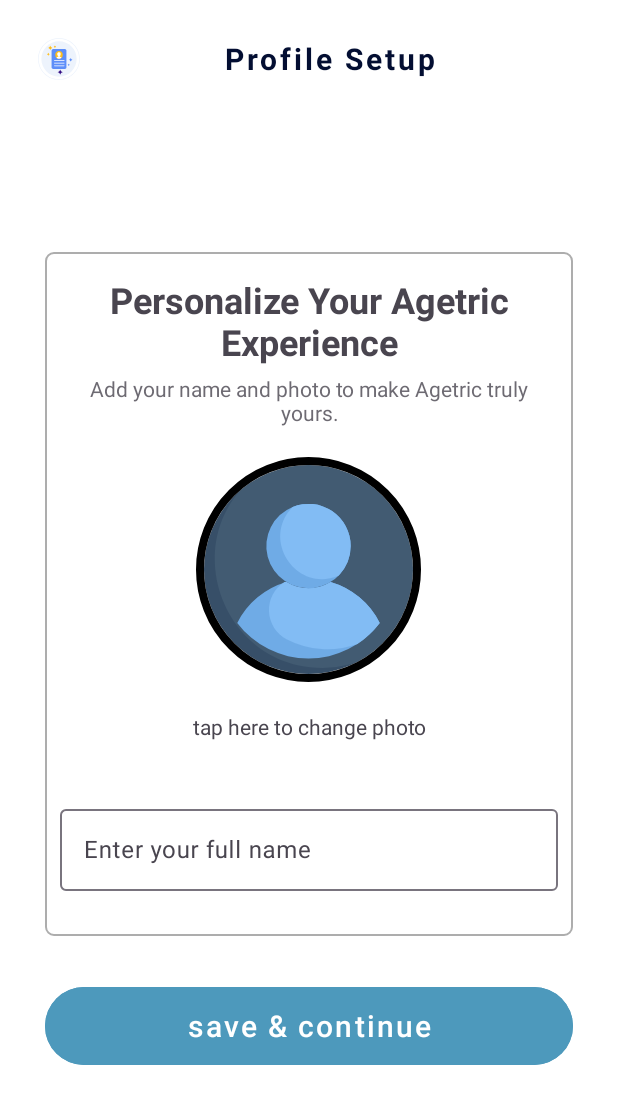
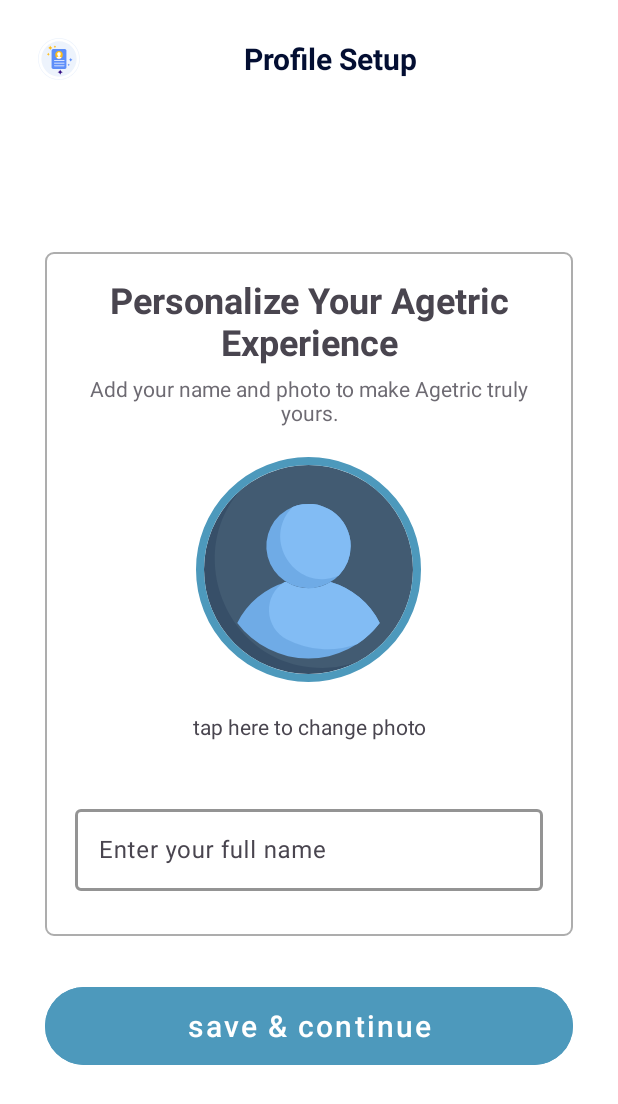
Before and after one commit to Adamweb-jido/AgeCalculator, an Android app: the screen it shows after launch (MainActivity), after a tap on "x skip", on a phone screen of 412 x 824 dp. Shown: the top 1104 px of the screen. Run offline under Robolectric (Android 15) with nearby library versions, the phone set to English and light mode, and no system bars; our stand-ins replace CircleImageView.

Commit message:
Final UI changes In Profile Personalization

```diff
--- a/app/src/main/res/drawable/linear_bg_drawable.xml
+++ b/app/src/main/res/drawable/linear_bg_drawable.xml
@@ -1,5 +1,6 @@
 <?xml version="1.0" encoding="utf-8"?>
 <shape xmlns:android="http://schemas.android.com/apk/res/android">
   <corners android:radius="5dp" />
+     <solid android:color="@color/white"/>
     <stroke android:color="#ADADAD"  android:width="1.5dp"/>
 </shape>
--- a/app/src/main/res/layout/fragment_set_up_profile.xml
+++ b/app/src/main/res/layout/fragment_set_up_profile.xml
@@ -13,13 +13,11 @@
         android:layout_width="match_parent"
         android:layout_height="wrap_content"
         android:padding="15dp"
-        android:text="Profile Setup"
+        android:text="@string/profile_setup"
         android:textSize="20sp"
         android:textStyle="bold"
-
         android:textAlignment="center"
         android:textColor="#030E32"
-        android:letterSpacing="0.1"
         app:drawableStartCompat="@drawable/profile_setup_top_icon" />
    <LinearLayout
        android:layout_width="match_parent"
@@ -37,14 +35,14 @@
           android:layout_width="match_parent"
           android:layout_height="wrap_content"
           android:padding="5dp"
-          android:text="Personalize Your Agetric Experience"
-          android:textSize="24dp"
+          android:text="@string/personalize_your_agetric_experience"
+          android:textSize="24sp"
           android:textAlignment="center"
           android:textStyle="bold"/>
             <TextView
                 android:layout_width="match_parent"
                 android:layout_height="wrap_content"
-                android:text="Add your name and photo to make Agetric truly yours."
+                android:text="@string/add_your_name_and_photo_to_make_agetric_truly_yours"
                 android:textAlignment="center"
                 android:paddingEnd="10dp"
                 android:paddingStart="10dp"
@@ -56,13 +54,13 @@
                 android:layout_gravity="center"
                 android:src="@drawable/user_profile_upload"
                 android:layout_marginTop="20dp"
-                app:civ_border_color="@color/black"
+                app:civ_border_color="@color/faded_blue"
                 app:civ_border_width="5dp"/>
 
             <TextView
                 android:layout_width="match_parent"
                 android:layout_height="wrap_content"
-                android:text="tap here to change photo"
+                android:text="@string/tap_here_to_change_photo"
                 android:textAlignment="center"
                 android:layout_margin="20dp"/>
 
@@ -72,11 +70,17 @@
                 app:hintTextColor="@color/black"
                 android:layout_marginTop="20dp"
                 android:layout_marginBottom="20dp"
+                android:layout_marginStart="10dp"
+                android:layout_marginEnd="10dp"
+                app:boxStrokeColor="@color/faded_blue"
+                app:boxStrokeErrorColor="#FC0101"
+                app:boxStrokeWidth="2dp"
                 app:boxBackgroundColor="@color/white">
                 <com.google.android.material.textfield.TextInputEditText
+                    android:textColor="@color/faded_blue"
                     android:layout_width="match_parent"
                     android:layout_height="match_parent"
-                    android:hint="Enter your full name"/>
+                    android:hint="@string/enter_your_full_name"/>
             </com.google.android.material.textfield.TextInputLayout>
 
 
--- a/app/src/main/res/values/colors.xml
+++ b/app/src/main/res/values/colors.xml
@@ -3,4 +3,5 @@
     <color name="black">#FF000000</color>
     <color name="white">#FFFFFFFF</color>
     <color name="faded_blue">#4D99BC</color>
+    <color name="skinny_white_color">#BCBDBD</color>
 </resources>
--- a/app/src/main/res/values/strings.xml
+++ b/app/src/main/res/values/strings.xml
@@ -3,4 +3,9 @@
     <!-- TODO: Remove or change this placeholder text -->
     <string name="hello_blank_fragment">Hello blank fragment</string>
     <string name="save_continue"><![CDATA[save & continue]]></string>
+    <string name="profile_setup">Profile Setup</string>
+    <string name="enter_your_full_name">Enter your full name</string>
+    <string name="add_your_name_and_photo_to_make_agetric_truly_yours">Add your name and photo to make Agetric truly yours.</string>
+    <string name="personalize_your_agetric_experience">Personalize Your Agetric Experience</string>
+    <string name="tap_here_to_change_photo">tap here to change photo</string>
 </resources>
```
